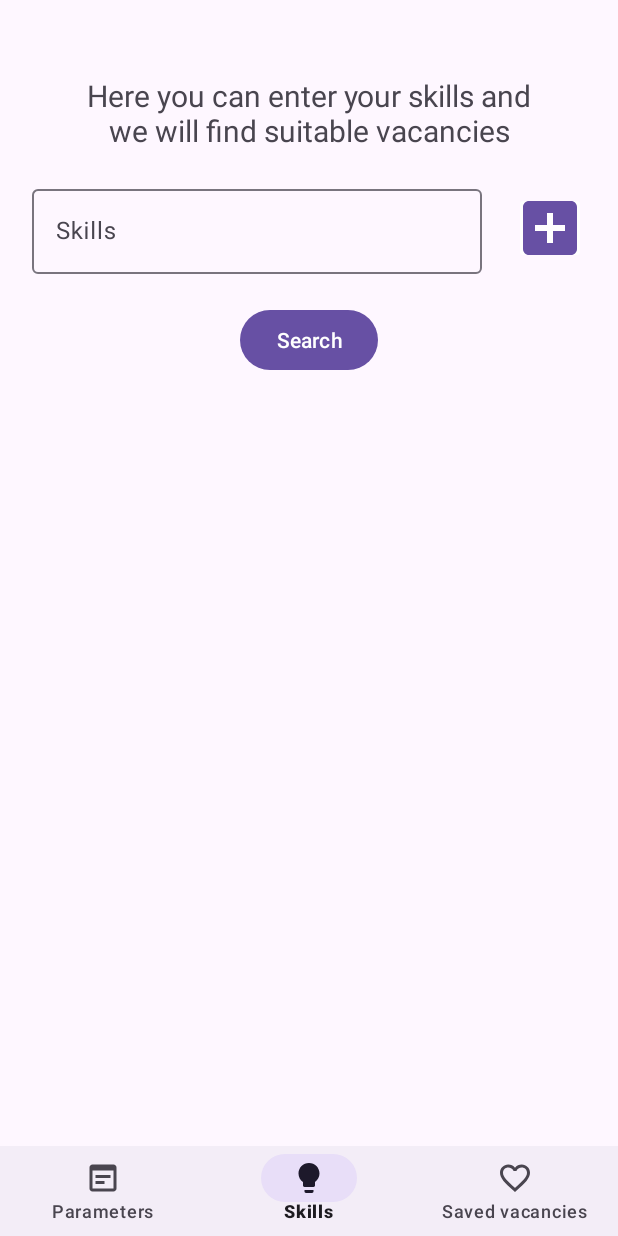
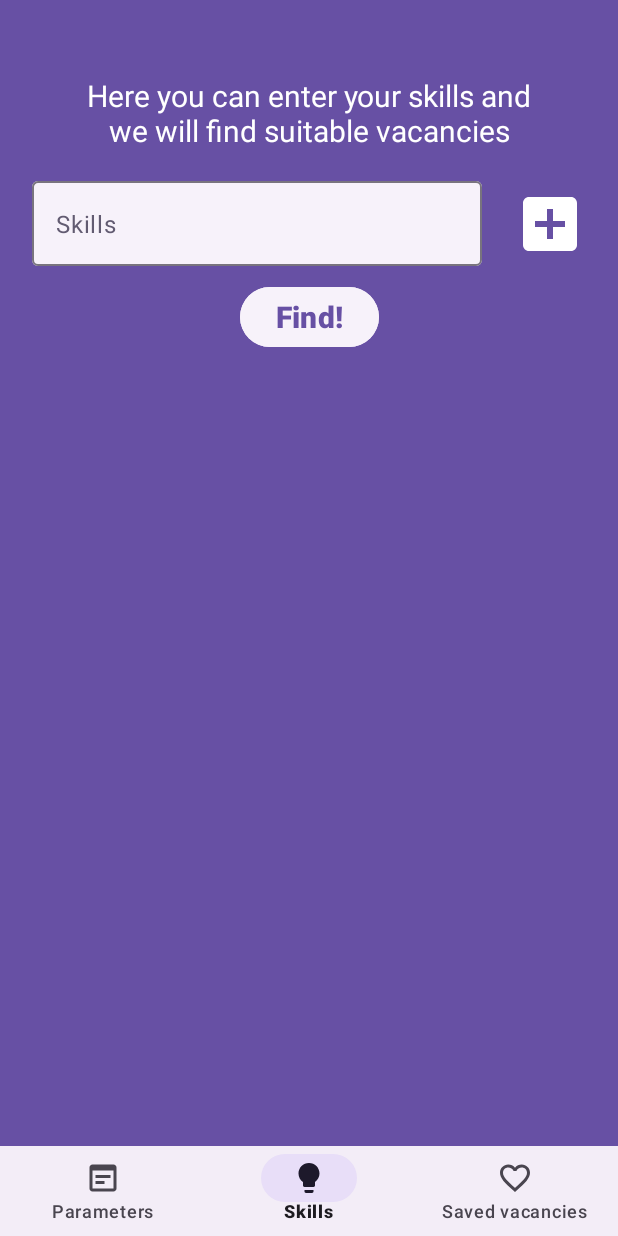
Before and after one commit to NikitunPVLK/JobSeeker, an Android app: the SearchBySkillsFragment screen opened through its navigation route, on a phone screen of 412 x 824 dp. Run offline under Robolectric (Android 15) with nearby library versions, the phone set to English and light mode, and no system bars; our stand-ins replace navigation-ui; Roboto replaces fonts that are not available here.

Commit message:
Search by skills screen redesign

```diff
--- a/JobSeeker/app/src/main/res/drawable/skill_button_background.xml
+++ b/JobSeeker/app/src/main/res/drawable/add_skill_button_background.xml
@@ -1,5 +1,5 @@
 <?xml version="1.0" encoding="utf-8"?>
 <shape xmlns:android="http://schemas.android.com/apk/res/android">
-    <solid android:color="@color/purple_500" />
+    <solid android:color="?attr/colorPrimary" />
     <corners android:radius="8dp" />
 </shape>
--- a/JobSeeker/app/src/main/res/drawable/add_word.xml
+++ b/JobSeeker/app/src/main/res/drawable/add_word.xml
@@ -1,10 +1,10 @@
 <vector xmlns:android="http://schemas.android.com/apk/res/android"
     android:width="48dp"
     android:height="48dp"
-    android:tint="?attr/colorPrimary"
+    android:tint="?attr/colorOnPrimary"
     android:viewportWidth="24"
     android:viewportHeight="24">
     <path
-        android:fillColor="?attr/colorOnPrimary"
+        android:fillColor="?attr/colorPrimary"
         android:pathData="M19,3L5,3c-1.11,0 -2,0.9 -2,2v14c0,1.1 0.89,2 2,2h14c1.1,0 2,-0.9 2,-2L21,5c0,-1.1 -0.9,-2 -2,-2zM17,13h-4v4h-2v-4L7,13v-2h4L11,7h2v4h4v2z" />
 </vector>
--- /dev/null
+++ b/JobSeeker/app/src/main/res/drawable/ic_delete_skill.xml
@@ -0,0 +1,5 @@
+<vector android:height="24dp" android:tint="?attr/colorPrimary"
+    android:viewportHeight="24" android:viewportWidth="24"
+    android:width="24dp" xmlns:android="http://schemas.android.com/apk/res/android">
+    <path android:fillColor="?attr/colorPrimary" android:pathData="M19,6.41L17.59,5 12,10.59 6.41,5 5,6.41 10.59,12 5,17.59 6.41,19 12,13.41 17.59,19 19,17.59 13.41,12z"/>
+</vector>
--- a/JobSeeker/app/src/main/res/layout/fragment_search_by_skills.xml
+++ b/JobSeeker/app/src/main/res/layout/fragment_search_by_skills.xml
@@ -8,7 +8,8 @@
 
     <androidx.constraintlayout.widget.ConstraintLayout
         android:layout_width="match_parent"
-        android:layout_height="match_parent">
+        android:layout_height="match_parent"
+        android:background="?attr/colorPrimary">
 
         <TextView
             android:id="@+id/label"
@@ -17,6 +18,7 @@
             android:layout_marginTop="50dp"
             android:text="Here you can enter your skills and we will find suitable vacancies"
             android:textAlignment="center"
+            android:textColor="?attr/colorOnPrimary"
             android:textSize="20sp"
             app:layout_constraintEnd_toEndOf="parent"
             app:layout_constraintStart_toStartOf="parent"
@@ -27,10 +29,12 @@
             android:layout_width="wrap_content"
             android:layout_height="wrap_content"
             android:layout_marginTop="20dp"
-            app:layout_constraintEnd_toStartOf="@+id/add_word_button"
+            app:boxBackgroundColor="?attr/colorSurfaceContainerLow"
+            app:hintEnabled="false"
+            app:layout_constraintEnd_toStartOf="@id/add_word_button"
             app:layout_constraintHorizontal_chainStyle="spread"
             app:layout_constraintStart_toStartOf="parent"
-            app:layout_constraintTop_toBottomOf="@+id/label">
+            app:layout_constraintTop_toBottomOf="@id/label">
 
             <AutoCompleteTextView
                 android:id="@+id/skills_input"
@@ -38,7 +42,9 @@
                 android:layout_height="wrap_content"
                 android:layout_marginTop="50dp"
                 android:hint="Skills"
-                android:minHeight="48dp"/>
+                android:maxLines="1"
+                android:minHeight="48dp"
+                android:textColorHint="?attr/colorSecondary" />
         </com.google.android.material.textfield.TextInputLayout>
 
 
@@ -46,8 +52,7 @@
             android:id="@+id/add_word_button"
             android:layout_width="48dp"
             android:layout_height="48dp"
-            android:backgroundTint="@color/white"
-
+            android:backgroundTint="?attr/colorPrimary"
             android:src="@drawable/add_word"
             app:layout_constraintBottom_toBottomOf="@+id/skills_input_layout"
             app:layout_constraintEnd_toEndOf="parent"
@@ -55,37 +60,44 @@
             app:layout_constraintStart_toEndOf="@+id/skills_input_layout"
             app:layout_constraintTop_toTopOf="@+id/skills_input_layout" />
 
-        <ScrollView
-            android:id="@+id/scroll_view"
+        <GridLayout
+            android:id="@+id/grid"
             android:layout_width="wrap_content"
             android:layout_height="wrap_content"
+            android:layout_marginTop="10dp"
+            android:columnCount="3"
             app:layout_constraintEnd_toEndOf="parent"
             app:layout_constraintStart_toStartOf="parent"
-            app:layout_constraintTop_toBottomOf="@id/skills_input_layout"
-            android:layout_marginTop="10dp">
+            app:layout_constraintTop_toBottomOf="@id/skills_input_layout" />
 
-            <GridLayout
-                android:id="@+id/grid"
-                android:layout_width="wrap_content"
-                android:layout_height="wrap_content"
-                android:columnCount="3"
-                android:rowCount="1"
-                app:layout_constraintBottom_toBottomOf="parent"
-                app:layout_constraintEnd_toEndOf="parent"
-                app:layout_constraintStart_toStartOf="parent"
-                app:layout_constraintTop_toTopOf="parent" />
-
-        </ScrollView>
 
         <Button
             android:id="@+id/search_button"
             android:layout_width="wrap_content"
             android:layout_height="wrap_content"
-            android:text="Search"
+            android:layout_marginTop="10dp"
+            android:backgroundTint="?attr/colorSurfaceContainerLow"
+            android:fontFamily="@font/roboto_black"
+            android:text="Find!"
+            android:textColor="?attr/colorPrimary"
+            android:textSize="20sp"
             app:layout_constraintEnd_toEndOf="parent"
             app:layout_constraintStart_toStartOf="parent"
-            app:layout_constraintTop_toBottomOf="@id/scroll_view"
-            android:layout_marginTop="10dp"/>
+            app:layout_constraintTop_toBottomOf="@id/skills_input_layout" />
+
+        <androidx.constraintlayout.widget.Guideline
+            android:id="@+id/guideline5"
+            android:layout_width="wrap_content"
+            android:layout_height="wrap_content"
+            android:orientation="vertical"
+            app:layout_constraintGuide_begin="21dp" />
+
+        <androidx.constraintlayout.widget.Guideline
+            android:id="@+id/guideline6"
+            android:layout_width="wrap_content"
+            android:layout_height="wrap_content"
+            android:orientation="vertical"
+            app:layout_constraintGuide_begin="390dp" />
 
     </androidx.constraintlayout.widget.ConstraintLayout>
 
--- a/JobSeeker/app/src/main/res/values/styles.xml
+++ b/JobSeeker/app/src/main/res/values/styles.xml
@@ -1,7 +1,7 @@
 <?xml version="1.0" encoding="utf-8"?>
 <resources>
-    <style name="SkillButton" parent="Widget.AppCompat.Button">
-        <item name="android:background">@drawable/skill_button_background</item>
+    <style name="add_skill_button" parent="Widget.AppCompat.Button">
+        <item name="android:background">@drawable/add_skill_button_background</item>
         <item name="android:textColor">@color/white</item>
     </style>
 </resources>
```
Also changed, not shown: JobSeeker/app/src/main/java/com/example/jobseeker/fragments/SearchBySkillsFragment.kt (+77 -13 lines), JobSeeker/app/src/main/res/drawable/save_button.xml (deleted, +0 -8 lines), JobSeeker/app/src/main/res/layout/fragment_search_by_parameters.xml (+6 -5 lines), JobSeeker/app/src/main/res/values/colors.xml (+1 -6 lines).
